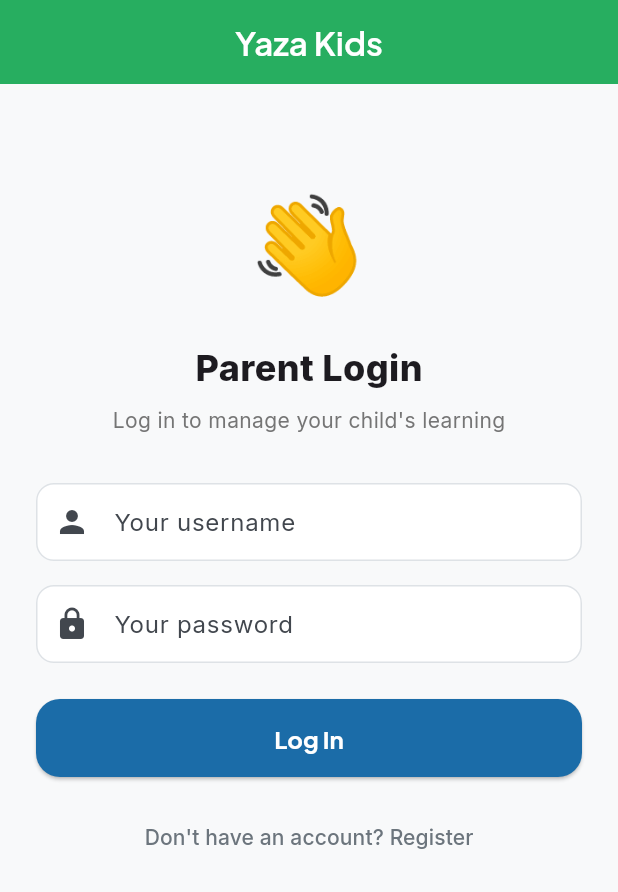
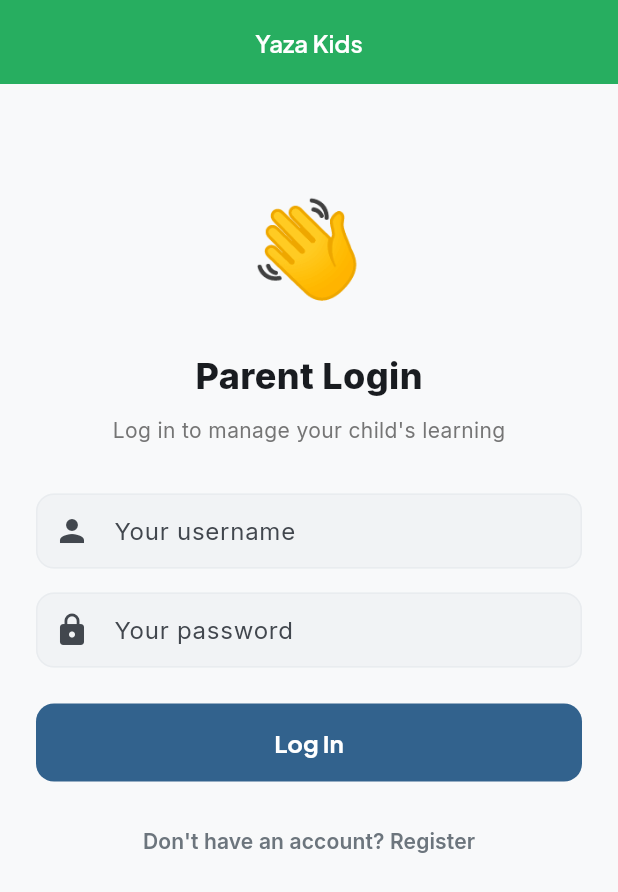
Before and after one commit to Redchriss/study-app, a Flutter app: the KidLoginScreen screen opened by its route, on a phone screen of 412 x 824 dp. Shown: the top 892 px of the screen. Run offline on Flutter 3.47's test engine with Material 3 defaults, Android fonts, the light colour scheme and no system bars; our stand-ins replace flutter_riverpod, flutter_secure_storage, flutter_tts, go_router, google_fonts, graphql_flutter and 2 more; accounts and stored records are empty.

Commit message:
feat(ui): finish redesign - convert all remaining screens + cleanup
- Convert kid_login, material_detail, quiz_results, quiz_take to DesignTokens
- Fix shell.dart and main.dart imports after deleting old theme files
- Remove old core/config/theme/app_colors.dart and app_theme.dart
- Remove unused AppColors import from kids_home_screen
- 0 analysis errors, 81 info/warnings remaining

```diff
--- a/lib/core/config/theme/app_colors.dart
+++ /dev/null
@@ -1,24 +0,0 @@
-import 'package:flutter/material.dart';
-
-class AppColors {
-  // Brand
-  static const primary = Color(0xFF1B6CA8);
-  static const secondary = Color(0xFFF4A261);
-  static const accent = Color(0xFF2EC4B6);
-
-  // Semantic
-  static const success = Color(0xFF27AE60);
-  static const warning = Color(0xFFF39C12);
-  static const error = Color(0xFFE74C3C);
-
-  // Backgrounds
-  static const background = Color(0xFFF8F9FA);
-  static const darkBackground = Color(0xFF0D1117);
-  static const surface = Color(0xFFFFFFFF);
-  static const darkSurface = Color(0xFF161B22);
-
-  // Text
-  static const textPrimary = Color(0xFF1A1A2E);
-  static const textSecondary = Color(0xFF6C757D);
-  static const textOnPrimary = Color(0xFFFFFFFF);
-}
--- a/lib/core/config/theme/app_theme.dart
+++ /dev/null
@@ -1,97 +0,0 @@
-import 'package:flutter/material.dart';
-import 'package:google_fonts/google_fonts.dart';
-import 'app_colors.dart';
-
-class AppTheme {
-  static ThemeData get light => ThemeData(
-        useMaterial3: true,
-        colorScheme: ColorScheme.fromSeed(
-          seedColor: AppColors.primary,
-          primary: AppColors.primary,
-          secondary: AppColors.secondary,
-          surface: AppColors.surface,
-          error: AppColors.error,
-        ),
-        scaffoldBackgroundColor: AppColors.background,
-        textTheme: GoogleFonts.interTextTheme().copyWith(
-          displayLarge: GoogleFonts.plusJakartaSans(fontWeight: FontWeight.w800),
-          displayMedium: GoogleFonts.plusJakartaSans(fontWeight: FontWeight.w800),
-          headlineLarge: GoogleFonts.plusJakartaSans(fontWeight: FontWeight.w700),
-          headlineMedium: GoogleFonts.plusJakartaSans(fontWeight: FontWeight.w700),
-          titleLarge: GoogleFonts.plusJakartaSans(fontWeight: FontWeight.w600),
-        ),
-        cardTheme: const CardThemeData(
-          elevation: 0,
-          shape: RoundedRectangleBorder(
-            borderRadius: BorderRadius.all(Radius.circular(16)),
-            side: BorderSide(color: Color(0xFFE9ECEF)),
-          ),
-        ),
-        inputDecorationTheme: InputDecorationTheme(
-          filled: true,
-          fillColor: AppColors.surface,
-          border: OutlineInputBorder(
-            borderRadius: BorderRadius.circular(12),
-            borderSide: const BorderSide(color: Color(0xFFDEE2E6)),
-          ),
-          enabledBorder: OutlineInputBorder(
-            borderRadius: BorderRadius.circular(12),
-            borderSide: const BorderSide(color: Color(0xFFDEE2E6)),
-          ),
-          focusedBorder: OutlineInputBorder(
-            borderRadius: BorderRadius.circular(12),
-            borderSide: const BorderSide(color: AppColors.primary, width: 2),
-          ),
-          contentPadding: const EdgeInsets.symmetric(horizontal: 16, vertical: 14),
-        ),
-        elevatedButtonTheme: ElevatedButtonThemeData(
-          style: ElevatedButton.styleFrom(
-            backgroundColor: AppColors.primary,
-            foregroundColor: AppColors.textOnPrimary,
-            minimumSize: const Size(double.infinity, 52),
-            shape: RoundedRectangleBorder(borderRadius: BorderRadius.circular(16)),
-            textStyle: GoogleFonts.plusJakartaSans(fontWeight: FontWeight.w700, fontSize: 16),
-          ),
-        ),
-        bottomNavigationBarTheme: const BottomNavigationBarThemeData(
-          backgroundColor: AppColors.surface,
-          selectedItemColor: AppColors.primary,
-          unselectedItemColor: AppColors.textSecondary,
-          type: BottomNavigationBarType.fixed,
-          elevation: 8,
-        ),
-      );
-
-  static ThemeData get dark => ThemeData(
-        useMaterial3: true,
-        brightness: Brightness.dark,
-        colorScheme: ColorScheme.fromSeed(
-          seedColor: AppColors.primary,
-          brightness: Brightness.dark,
-          primary: AppColors.primary,
-          secondary: AppColors.secondary,
-          surface: AppColors.darkSurface,
-          error: AppColors.error,
-        ),
-        scaffoldBackgroundColor: AppColors.darkBackground,
-        textTheme: GoogleFonts.interTextTheme(ThemeData.dark().textTheme).copyWith(
-          displayLarge: GoogleFonts.plusJakartaSans(fontWeight: FontWeight.w800, color: Colors.white),
-          headlineLarge: GoogleFonts.plusJakartaSans(fontWeight: FontWeight.w700, color: Colors.white),
-          titleLarge: GoogleFonts.plusJakartaSans(fontWeight: FontWeight.w600, color: Colors.white),
-        ),
-        cardTheme: const CardThemeData(
-          elevation: 0,
-          color: AppColors.darkSurface,
-          shape: RoundedRectangleBorder(
-            borderRadius: BorderRadius.all(Radius.circular(16)),
-            side: BorderSide(color: Color(0xFF30363D)),
-          ),
-        ),
-        bottomNavigationBarTheme: const BottomNavigationBarThemeData(
-          backgroundColor: AppColors.darkSurface,
-          selectedItemColor: AppColors.accent,
-          unselectedItemColor: AppColors.textSecondary,
-          type: BottomNavigationBarType.fixed,
-        ),
-      );
-}
--- a/lib/features/kids_mode/presentation/screens/kid_login_screen.dart
+++ b/lib/features/kids_mode/presentation/screens/kid_login_screen.dart
@@ -5,7 +5,7 @@
 import 'package:flutter_secure_storage/flutter_secure_storage.dart';
 import '../../../../core/config/app_config.dart';
 import '../../../../core/graphql/queries/queries.dart';
-import '../../../../core/config/theme/app_colors.dart';
+import '../../../../core/theme/design_tokens.dart';
 
 final kidTokenProvider = StateProvider<String?>((ref) => null);
 final kidProfileProvider = StateProvider<Map<String, dynamic>?>((ref) => null);
@@ -108,7 +108,7 @@
             );
           } else {
             if (mounted) ScaffoldMessenger.of(context).showSnackBar(
-              SnackBar(content: Text(data?['errors']?.first ?? 'Wrong PIN'), backgroundColor: AppColors.error),
+              SnackBar(content: Text(data?['errors']?.first ?? 'Wrong PIN'), backgroundColor: DesignTokens.error),
             );
           if (mounted && data?['success'] == true) {
             context.go('/kids/learn');
@@ -147,7 +147,7 @@
           TextField(controller: _parentUserCtrl, decoration: const InputDecoration(labelText: 'Your username', prefixIcon: Icon(Icons.person)), textInputAction: TextInputAction.next),
           const SizedBox(height: 16),
           TextField(controller: _parentPassCtrl, decoration: const InputDecoration(labelText: 'Your password', prefixIcon: Icon(Icons.lock)), obscureText: true, textInputAction: TextInputAction.done),
-          if (_error != null) ...[const SizedBox(height: 8), Text(_error!, style: const TextStyle(color: AppColors.error))],
+          if (_error != null) ...[const SizedBox(height: 8), Text(_error!, style: const TextStyle(color: DesignTokens.error))],
           const SizedBox(height: 24),
           SizedBox(
             width: double.infinity,
@@ -157,7 +157,7 @@
             ),
           ),
           const SizedBox(height: 16),
-          TextButton(onPressed: () {}, child: const Text('Don\'t have an account? Register', style: TextStyle(color: AppColors.textSecondary))),
+          TextButton(onPressed: () {}, child: const Text('Don\'t have an account? Register', style: TextStyle(color: DesignTokens.textSecondary))),
         ]),
       ),
     );
@@ -199,7 +199,7 @@
                       margin: const EdgeInsets.only(bottom: 16),
                       child: ListTile(
                         leading: CircleAvatar(
-                          backgroundColor: const Color(0xFF27AE60).withOpacity(0.15),
+                          backgroundColor: const Color(0xFF27AE60).withValues(alpha: 0.15),
                           child: Text((kid['childName'] as String? ?? '?')[0], style: const TextStyle(fontWeight: FontWeight.w800, color: Color(0xFF27AE60))),
                         ),
                         title: Text(kid['childName'] ?? '', style: const TextStyle(fontWeight: FontWeight.w600)),
@@ -288,7 +288,7 @@
             child: Center(child: Text(i < _pin.length ? '●' : '○', style: TextStyle(color: i < _pin.length ? Colors.white : Colors.grey[400], fontSize: 24))),
           )),
         ),
-        if (_error.isNotEmpty) ...[const SizedBox(height: 8), Text(_error, style: const TextStyle(color: AppColors.error, fontSize: 13))],
+        if (_error.isNotEmpty) ...[const SizedBox(height: 8), Text(_error, style: const TextStyle(color: DesignTokens.error, fontSize: 13))],
         const SizedBox(height: 20),
         ...['123', '456', '789'].map((row) => Padding(
           padding: const EdgeInsets.only(bottom: 8),
--- a/lib/features/kids_mode/presentation/screens/kids_home_screen.dart
+++ b/lib/features/kids_mode/presentation/screens/kids_home_screen.dart
@@ -6,7 +6,7 @@
 import 'package:go_router/go_router.dart';
 import '../../../../core/config/app_config.dart';
 import '../../../../core/graphql/queries/queries.dart';
-import '../../../../core/config/theme/app_colors.dart';
+import '../../../../core/config/app_config.dart';
 import 'kid_login_screen.dart';
 
 final _standards = [1, 2, 3, 4, 5, 6, 7, 8];
--- a/lib/features/materials/presentation/screens/material_detail_screen.dart
+++ b/lib/features/materials/presentation/screens/material_detail_screen.dart
@@ -1,7 +1,7 @@
 import 'package:flutter/material.dart';
 import 'package:graphql_flutter/graphql_flutter.dart';
 import '../../../../core/graphql/queries/queries.dart';
-import '../../../../core/config/theme/app_colors.dart';
+import '../../../../core/theme/design_tokens.dart';
 
 class MaterialDetailScreen extends StatelessWidget {
   final String slug;
@@ -32,7 +32,7 @@
               crossAxisAlignment: CrossAxisAlignment.start,
               children: [
                 // Subject chip
-                Chip(label: Text(m['subject']?['name'] ?? ''), backgroundColor: AppColors.primary.withOpacity(0.1)),
+                Chip(label: Text(m['subject']?['name'] ?? ''), backgroundColor: DesignTokens.primary.withValues(alpha: 0.1)),
                 const SizedBox(height: 12),
 
                 // Description
@@ -82,9 +82,9 @@
                   Container(
                     padding: const EdgeInsets.all(16),
                     decoration: BoxDecoration(
-                      color: AppColors.primary.withOpacity(0.05),
+                      color: DesignTokens.primary.withValues(alpha: 0.05),
                       borderRadius: BorderRadius.circular(12),
-                      border: Border.all(color: AppColors.primary.withOpacity(0.1)),
+                      border: Border.all(color: DesignTokens.primary.withValues(alpha: 0.1)),
                     ),
                     child: Text(m['aiSummary']),
                   ),
--- a/lib/features/quizzes/presentation/screens/quiz_results_screen.dart
+++ b/lib/features/quizzes/presentation/screens/quiz_results_screen.dart
@@ -2,7 +2,7 @@
 import 'package:flutter_riverpod/flutter_riverpod.dart';
 import 'package:graphql_flutter/graphql_flutter.dart';
 import '../../../../core/graphql/queries/queries.dart';
-import '../../../../core/config/theme/app_colors.dart';
+import '../../../../core/theme/design_tokens.dart';
 
 class QuizResultsScreen extends ConsumerWidget {
   final String attemptId;
@@ -40,7 +40,7 @@
                   width: double.infinity,
                   padding: const EdgeInsets.all(24),
                   decoration: BoxDecoration(
-                    gradient: LinearGradient(colors: [AppColors.primary, AppColors.accent]),
+                    gradient: LinearGradient(colors: [DesignTokens.primary, DesignTokens.accent]),
                     borderRadius: BorderRadius.circular(20),
                   ),
                   child: Column(children: [
@@ -62,7 +62,7 @@
                         crossAxisAlignment: CrossAxisAlignment.start,
                         children: [
                           Row(children: [
-                            Icon(correct ? Icons.check_circle : Icons.cancel, color: correct ? AppColors.success : AppColors.error, size: 20),
+                            Icon(correct ? Icons.check_circle : Icons.cancel, color: correct ? DesignTokens.success : DesignTokens.error, size: 20),
                             const SizedBox(width: 8),
                             Expanded(child: Text(a['question']['questionText'] ?? '', style: const TextStyle(fontWeight: FontWeight.w600))),
                           ]),
@@ -74,21 +74,21 @@
                           Text('Your answer: ${a['selectedAnswer']?['answerText'] ?? 'N/A'}'),
                           if (!correct) ...[
                             const SizedBox(height: 4),
-                            Text('Correct: ${a['correctAnswer']?['answerText'] ?? ''}', style: TextStyle(color: AppColors.success, fontWeight: FontWeight.w600)),
+                            Text('Correct: ${a['correctAnswer']?['answerText'] ?? ''}', style: TextStyle(color: DesignTokens.success, fontWeight: FontWeight.w600)),
                           ],
                           if (a['correctAnswer']?['explanation'] != null && a['correctAnswer']['explanation'] != '') ...[
                             const SizedBox(height: 8),
                             Container(
                               padding: const EdgeInsets.all(12),
-                              decoration: BoxDecoration(color: AppColors.primary.withOpacity(0.05), borderRadius: BorderRadius.circular(8)),
-                              child: Text(a['correctAnswer']['explanation'], style: const TextStyle(fontSize: 13, color: AppColors.textSecondary)),
+                              decoration: BoxDecoration(color: DesignTokens.primary.withValues(alpha: 0.05), borderRadius: BorderRadius.circular(8)),
+                              child: Text(a['correctAnswer']['explanation'], style: const TextStyle(fontSize: 13, color: DesignTokens.textSecondary)),
                             ),
                           ],
                           if (a['question']['explanation'] != null && a['question']['explanation'] != '') ...[
                             const SizedBox(height: 8),
                             Container(
                               padding: const EdgeInsets.all(12),
-                              decoration: BoxDecoration(color: Colors.amber.withOpacity(0.1), borderRadius: BorderRadius.circular(8)),
+                              decoration: BoxDecoration(color: Colors.amber.withValues(alpha: 0.1), borderRadius: BorderRadius.circular(8)),
                               child: Text(a['question']['explanation'], style: const TextStyle(fontSize: 13)),
                             ),
                           ],
--- a/lib/features/quizzes/presentation/screens/quiz_take_screen.dart
+++ b/lib/features/quizzes/presentation/screens/quiz_take_screen.dart
@@ -3,7 +3,7 @@
 import 'package:go_router/go_router.dart';
 import 'package:graphql_flutter/graphql_flutter.dart';
 import '../../../../core/graphql/queries/queries.dart';
-import '../../../../core/config/theme/app_colors.dart';
+import '../../../../core/theme/design_tokens.dart';
 import '../../../auth/presentation/providers/auth_provider.dart';
 
 class QuizTakeScreen extends ConsumerStatefulWidget {
@@ -78,7 +78,7 @@
                   Container(
                     margin: const EdgeInsets.only(right: 8),
                     padding: const EdgeInsets.symmetric(horizontal: 12, vertical: 6),
-                    decoration: BoxDecoration(color: AppColors.primary.withOpacity(0.1), borderRadius: BorderRadius.circular(20)),
+                    decoration: BoxDecoration(color: DesignTokens.primary.withValues(alpha: 0.1), borderRadius: BorderRadius.circular(20)),
                     child: Text('${mins.toString().padLeft(2, '0')}:${secs.toString().padLeft(2, '0')}', style: const TextStyle(fontWeight: FontWeight.w700)),
                   ),
                 ],
--- a/lib/main.dart
+++ b/lib/main.dart
@@ -1,7 +1,7 @@
 import 'package:flutter/material.dart';
 import 'package:flutter_riverpod/flutter_riverpod.dart';
 import 'package:hive_flutter/hive_flutter.dart';
-import 'core/config/theme/app_theme.dart';
+import 'core/theme/app_theme.dart';
 import 'router.dart';
 
 void main() async {
@@ -18,8 +18,8 @@
     final router = ref.watch(routerProvider);
     return MaterialApp.router(
       title: 'Yaza',
-      theme: AppTheme.light,
-      darkTheme: AppTheme.dark,
+      theme: AppTheme.light(),
+      darkTheme: AppTheme.dark(),
       themeMode: ThemeMode.system,
       routerConfig: router,
       debugShowCheckedModeBanner: false,
--- a/lib/shell.dart
+++ b/lib/shell.dart
@@ -1,6 +1,6 @@
 import 'package:flutter/material.dart';
 import 'package:go_router/go_router.dart';
-import 'core/config/theme/app_colors.dart';
+import 'core/theme/design_tokens.dart';
 
 class MainShell extends StatelessWidget {
   final Widget child;
@@ -42,7 +42,7 @@
               width: 48,
               height: 48,
               decoration: const BoxDecoration(
-                color: AppColors.secondary,
+                color: DesignTokens.secondary,
                 shape: BoxShape.circle,
               ),
               child: const Icon(Icons.document_scanner_outlined, color: Colors.white),
```
